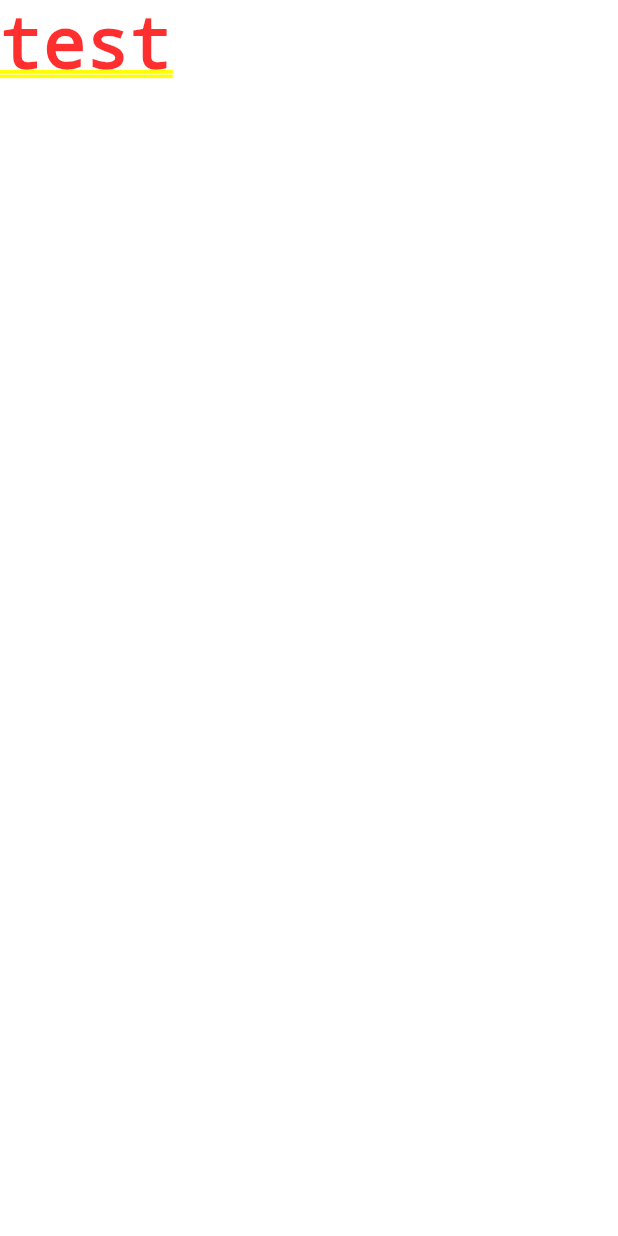
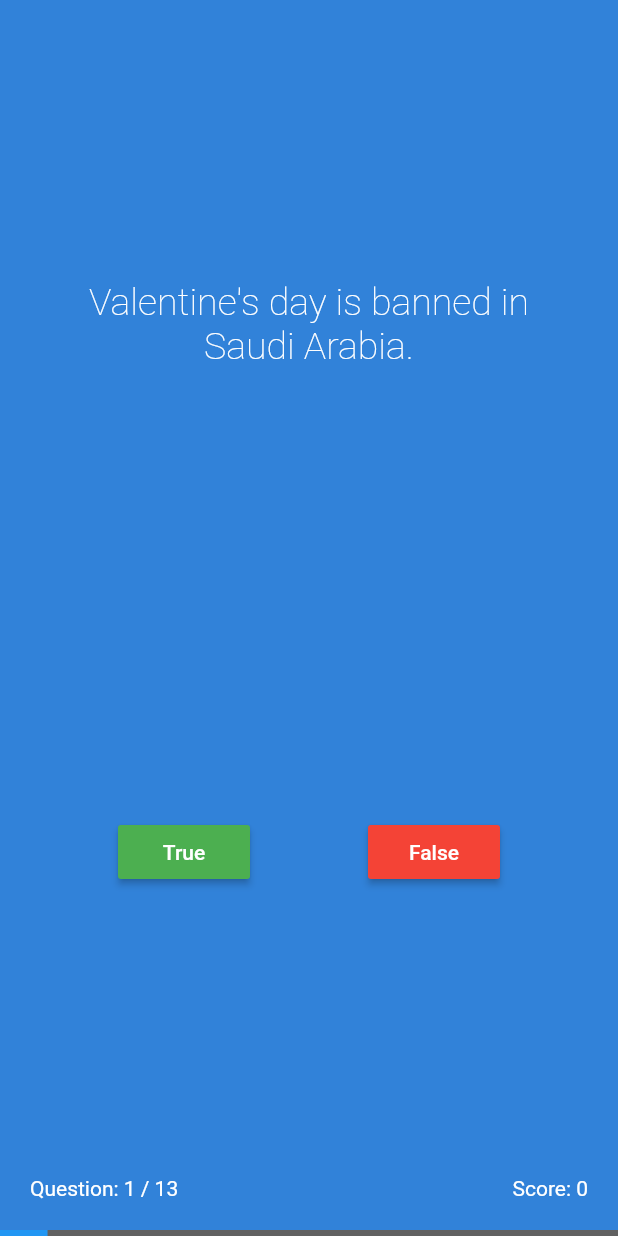
Before and after one commit to timsneath/udemy_flutter, a Flutter app: the screen it shows after launch, on a phone screen of 412 x 824 dp. Run offline on Flutter 3.47's test engine with Material 2 defaults, Android fonts, the phone set to English and light mode, and no system bars; our stand-ins replace geolocator; Roboto replaces fonts that are missing (Helvetica Neue).

Commit message:
implement quizzler sample

```diff
--- a/quizzler/lib/main.dart
+++ b/quizzler/lib/main.dart
@@ -1,14 +1,24 @@
-import 'package:flutter/services.dart';
 import 'package:flutter/material.dart';
+import 'questions.dart';
+
+const blueColor = Color.fromARGB(255, 49, 130, 217);
+const questionTextStyle = TextStyle(
+  fontFamily: 'Helvetica Neue',
+  fontSize: 25.0,
+  fontWeight: FontWeight.w200,
+);
 
 void main() => runApp(QuizzlerApp());
 
 class QuizzlerApp extends StatelessWidget {
   Widget build(BuildContext context) {
-    SystemChrome.setSystemUIOverlayStyle(SystemUiOverlayStyle.light);
-
     return MaterialApp(
       title: 'Quizzler',
+      theme: ThemeData(
+        brightness: Brightness.dark,
+        primaryColor: blueColor,
+        accentColor: Colors.white,
+      ),
       home: MainPage(),
     );
   }
@@ -19,7 +29,133 @@ class MainPage extends StatefulWidget {
 }
 
 class _MainPageState extends State<MainPage> {
+  int currentQuestion = 0;
+  int correctlyAnswered = 0;
+
+  resetGame() {
+    setState(() {
+      currentQuestion = 0;
+      correctlyAnswered = 0;
+    });
+  }
+
+  gameOver() {
+    showDialog(
+      context: context,
+      builder: (BuildContext context) {
+        return AlertDialog(
+          title: Text('All done'),
+          content: Text('Your final score was $correctlyAnswered.'),
+          actions: [
+            FlatButton(
+              child: Text('Restart Game'),
+              onPressed: () {
+                resetGame();
+                Navigator.pop(context); // quit dialog
+              },
+            )
+          ],
+        );
+      },
+    );
+  }
+
+  answerQuestion(bool answer) {
+    if (answer == Questions[currentQuestion].correctAnswer) {
+      correctlyAnswered++;
+    }
+
+    if (currentQuestion >= Questions.length - 1) {
+      gameOver();
+    } else {
+      setState(() {
+        currentQuestion++;
+      });
+    }
+  }
+
   Widget build(BuildContext context) {
-    return Text('test');
+    Widget questionLabel() {
+      return Expanded(
+        child: Container(
+          padding: const EdgeInsets.fromLTRB(40.0, 40.0, 40.0, 0.0),
+          alignment: Alignment.center,
+          child: Text(
+            Questions[currentQuestion].text,
+            style: questionTextStyle,
+            textAlign: TextAlign.center,
+          ),
+        ),
+      );
+    }
+
+    Widget answerButtons() {
+      return Expanded(
+        child: Container(
+          padding: const EdgeInsets.only(bottom: 40.0),
+          child: Row(
+            mainAxisAlignment: MainAxisAlignment.spaceEvenly,
+            children: [
+              RaisedButton(
+                child: Text('True'),
+                color: Colors.green,
+                onPressed: () {
+                  answerQuestion(true);
+                },
+              ),
+              RaisedButton(
+                child: Text('False'),
+                color: Colors.red,
+                onPressed: () {
+                  answerQuestion(false);
+                },
+              ),
+            ],
+          ),
+        ),
+      );
+    }
+
+    Widget scoreInformation() {
+      return Container(
+        alignment: Alignment.bottomCenter,
+        padding: const EdgeInsets.fromLTRB(20.0, 0.0, 20.0, 20.0),
+        child: Row(
+          mainAxisAlignment: MainAxisAlignment.spaceBetween,
+          children: [
+            Text(
+              'Question: ${currentQuestion + 1} / ${Questions.length}',
+            ),
+            Text(
+              'Score: $correctlyAnswered',
+            ),
+          ],
+        ),
+      );
+    }
+
+    Widget progressIndicator() {
+      return Container(
+        alignment: Alignment.bottomCenter,
+        child: LinearProgressIndicator(
+          value: currentQuestion + 1 / Questions.length,
+        ),
+      );
+    }
+
+    return Scaffold(
+      backgroundColor: Theme.of(context).primaryColor,
+      body: SafeArea(
+        child: Column(
+          mainAxisAlignment: MainAxisAlignment.start,
+          children: [
+            questionLabel(),
+            answerButtons(),
+            scoreInformation(),
+            progressIndicator(),
+          ],
+        ),
+      ),
+    );
   }
 }
--- /dev/null
+++ b/quizzler/lib/questions.dart
@@ -0,0 +1,39 @@
+class Question {
+  final String text;
+  final bool correctAnswer;
+
+  const Question(this.text, this.correctAnswer);
+}
+
+const Questions = [
+  Question("Valentine\'s day is banned in Saudi Arabia.", true),
+  Question("A slug\'s blood is green.", true),
+  Question("Approximately one quarter of human bones are in the feet.", true),
+  Question(
+      "The total surface area of two human lungs is 70 square metres.", true),
+  Question(
+      "In West Virginia, USA, if you accidentally hit an animal with " +
+          "your car, you are free to take it home to eat.",
+      true),
+  Question(
+      "In London, UK, if you happen to die in the House of Parliament, " +
+          "you are technically entitled to a state funeral, because the " +
+          "building is considered too sacred a place.",
+      false),
+  Question("It is illegal to pee in the Ocean in Portugal.", true),
+  Question("You can lead a cow down stairs but not up stairs.", false),
+  Question("Google was originally called \"Backrub\".", true),
+  Question("Buzz Aldrin\'s mother\'s maiden name was \"Moon\".", true),
+  Question(
+      "The loudest sound produced by any animal is 188 decibels. That " +
+          "animal is the African Elephant.",
+      false),
+  Question(
+      "No piece of square dry paper can be folded in half more than 7 " +
+          "times.",
+      false),
+  Question(
+      "Chocolate affects a dog\'s heart and nervous system; a few " +
+          "ounces are enough to kill a small dog.",
+      true),
+];
```
